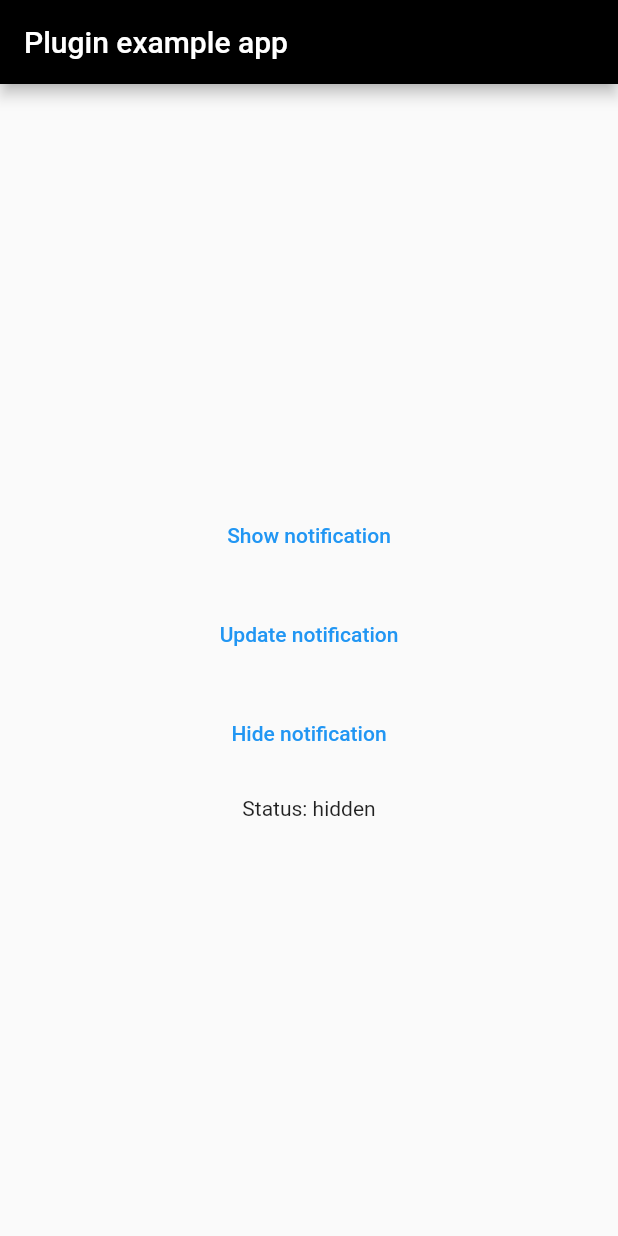
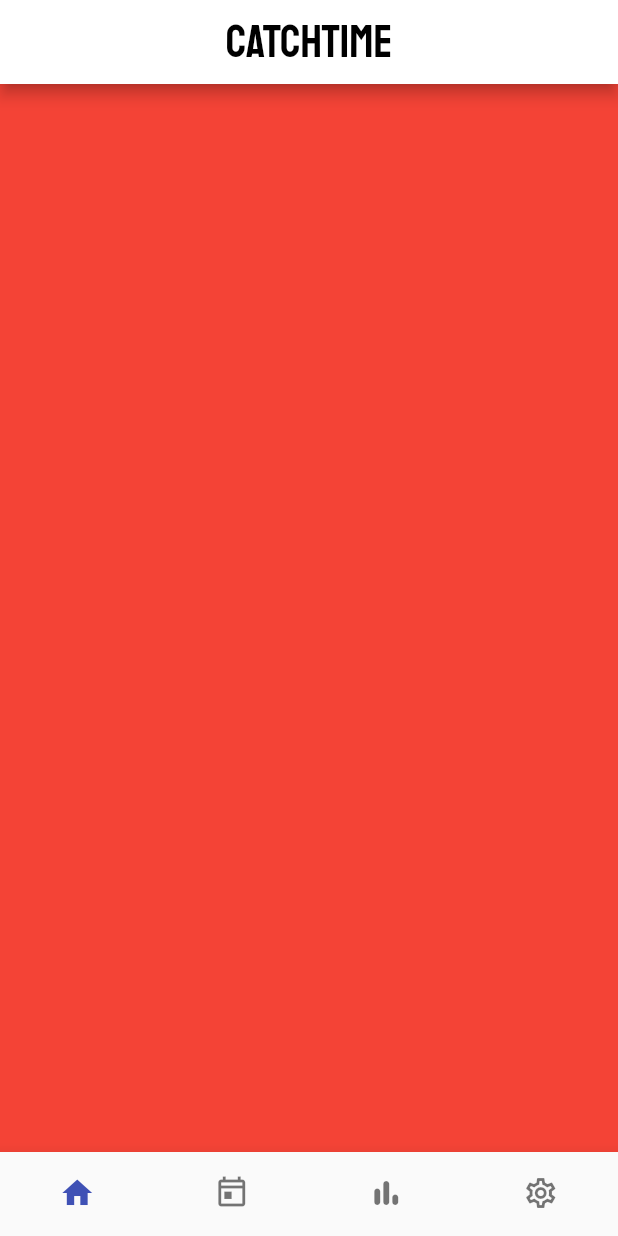
Before and after one commit to jgwng/time_tracker, a Flutter app: the HomePage screen opened directly, on a phone screen of 412 x 824 dp. Run offline on Flutter 3.47's test engine with Material 2 defaults, Android fonts, the phone set to English and light mode, and no system bars; our stand-ins replace lottie.

Commit message:
06/15 commit

```diff
--- a/lib/main.dart
+++ b/lib/main.dart
@@ -1,7 +1,6 @@
 import 'package:flutter/material.dart';
-import 'package:timetracker/ui/views/auth/landing_page.dart';
+import 'package:timetracker/ui/home/home_page.dart';
 import 'package:timetracker/ui/views/auth/login_page.dart';
-import 'package:timetracker/ui/views/auth/signup_page.dart';
 void main() => runApp(new MyApp());
 
 class MyApp extends StatelessWidget {
@@ -18,7 +17,7 @@ class MyApp extends StatelessWidget {
 
       ),
 
-      home: LoginPage(),
+      home: HomePage(),
     );
   }
 }
--- a/lib/ui/home/home_page.dart
+++ b/lib/ui/home/home_page.dart
@@ -1,72 +1,115 @@
 import 'package:flutter/material.dart';
 import 'package:flutter/widgets.dart';
-import 'package:timetracker/service/notification/flutter_media_notification.dart';
 
-class HomePage extends StatefulWidget {
+class HomePage extends StatefulWidget{
   @override
-  _HomePageState createState() => new _HomePageState();
+  _HomePageState createState() => _HomePageState();
 }
 
-class _HomePageState extends State<HomePage> {
-  String status = 'hidden';
 
-  @override
-  void initState() {
-    super.initState();
+class _HomePageState extends State<HomePage>{
+  int _currentIndex = 0;
 
-    MediaNotification.setListener('pause', () {
-      setState(() => status = 'pause');
-    });
+  List<GlobalKey<NavigatorState>> _navigatorKeys = [
+    GlobalKey<NavigatorState>(),
+    GlobalKey<NavigatorState>(),
+    GlobalKey<NavigatorState>(),
+    GlobalKey<NavigatorState>(),
+  ];
 
-    MediaNotification.setListener('play', () {
-      setState(() => status = 'play');
-    });
-
-    MediaNotification.setListener('next', () {});
-
-    MediaNotification.setListener('prev', () {});
-
-    MediaNotification.setListener('select', () {});
-  }
+  final List<BottomNavigationBarItem> _bNBItems = [
+    BottomNavigationBarItem(
+      label: "",
+      icon: Icon(Icons.home_outlined),
+      activeIcon: Icon(Icons.home),
+    ),
+    BottomNavigationBarItem(
+      label: "",
+      icon: Icon(Icons.today_outlined),
+      activeIcon: Icon(Icons.today_outlined),
+    ),
+    BottomNavigationBarItem(
+      label: "",
+      icon: Icon(Icons.bar_chart_rounded),
+      activeIcon: Icon(Icons.bar_chart_rounded),
+    ),
+    BottomNavigationBarItem(
+      label: "",
+      icon: Icon(Icons.settings_outlined),
+      activeIcon: Icon(Icons.settings),)
+  ];
 
   @override
   Widget build(BuildContext context) {
-    return Scaffold(
-        appBar: new AppBar(
-          title: const Text('Plugin example app'),
+    return WillPopScope(
+      onWillPop: () async {
+        final isFirstRouteInCurrentTab =
+        !await _navigatorKeys[_currentIndex].currentState!.maybePop();
+        return isFirstRouteInCurrentTab;
+      },
+      child: Scaffold(
+        appBar: AppBar(backgroundColor: Colors.white,
+          title: Text('CATCHTIME',style: TextStyle(fontFamily: 'Staatliches',fontSize: 30,color: Colors.black),),
+        centerTitle: true,
         ),
-        body: new Center(
-            child: Container(
-              height: 250.0,
-              child: Column(
-                mainAxisAlignment: MainAxisAlignment.spaceEvenly,
-                children: <Widget>[
-                  TextButton(
-                      child: Text('Show notification'),
-                      onPressed: () {
-                        MediaNotification.showNotification(
-                            title: 'aaaa', author: 'Author');
-                        setState(() => status = 'play');
-                      }),
-                  TextButton(
-                      child: Text('Update notification'),
-                      onPressed: () {
-                        MediaNotification.showNotification(
-                            title: 'New Title',
-                            author: 'New Song author',
-                            isPlaying: false);
-                        setState(() => status = 'pause');
-                      }),
-                  TextButton(
-                      child: Text('Hide notification'),
-                      onPressed: () {
-                        MediaNotification.hideNotification();
-                        setState(() => status = 'hidden');
-                      }),
-                  Text('Status: ' + status)
-                ],
-              ),
-            )),
-      );
+        backgroundColor: Colors.white,
+        body: Stack(
+          children: [
+            _buildOffstageNavigator(0),
+            _buildOffstageNavigator(1),
+            _buildOffstageNavigator(2),
+            _buildOffstageNavigator(3),
+
+          ],
+        ),
+        bottomNavigationBar: BottomNavigationBar(
+            showSelectedLabels: false,
+            showUnselectedLabels: false,
+
+            onTap: (newValue) {
+              setState(() {
+                if(_currentIndex == newValue){
+                  _navigatorKeys[_currentIndex].currentState!.popUntil((route) => route.isFirst);
+                }else{
+                  _currentIndex = newValue;
+                }
+              });
+            },
+            type: BottomNavigationBarType.fixed,
+            currentIndex: _currentIndex,
+            items: _bNBItems,
+          fixedColor: Colors.indigo,
+        ),
+
+      ),
+    );
+
   }
+
+  Map<String, WidgetBuilder> _routeBuilders(BuildContext context, int index) {
+    return {
+      '/': (context) {
+        return [
+          Container(color: Colors.red,),
+          Container(color: Colors.purple),
+          Container(color: Colors.blue,),
+          Container(color:Colors.green)
+        ].elementAt(index);
+      },
+    };
+  }
+  Widget _buildOffstageNavigator(int index) {
+    var routeBuilders = _routeBuilders(context, index);
+    return Offstage(
+        offstage: _currentIndex != index,
+        child: Navigator(
+          key: _navigatorKeys[index],
+          onGenerateRoute: (routeSettings) {
+            return MaterialPageRoute(
+              builder: (context) => routeBuilders[routeSettings.name]!(context),
+            );
+          },
+        ));
+  }
+
 }
--- /dev/null
+++ b/lib/ui/home/practice_page.dart
@@ -0,0 +1,72 @@
+import 'package:flutter/material.dart';
+import 'package:flutter/widgets.dart';
+import 'package:timetracker/service/notification/flutter_media_notification.dart';
+
+class HomePage extends StatefulWidget {
+  @override
+  _HomePageState createState() => new _HomePageState();
+}
+
+class _HomePageState extends State<HomePage> {
+  String status = 'hidden';
+
+  @override
+  void initState() {
+    super.initState();
+
+    MediaNotification.setListener('pause', () {
+      setState(() => status = 'pause');
+    });
+
+    MediaNotification.setListener('play', () {
+      setState(() => status = 'play');
+    });
+
+    MediaNotification.setListener('next', () {});
+
+    MediaNotification.setListener('prev', () {});
+
+    MediaNotification.setListener('select', () {});
+  }
+
+  @override
+  Widget build(BuildContext context) {
+    return Scaffold(
+        appBar: new AppBar(
+          title: const Text('Plugin example app'),
+        ),
+        body: new Center(
+            child: Container(
+              height: 250.0,
+              child: Column(
+                mainAxisAlignment: MainAxisAlignment.spaceEvenly,
+                children: <Widget>[
+                  TextButton(
+                      child: Text('Show notification'),
+                      onPressed: () {
+                        MediaNotification.showNotification(
+                            title: 'aaaa', author: 'Author');
+                        setState(() => status = 'play');
+                      }),
+                  TextButton(
+                      child: Text('Update notification'),
+                      onPressed: () {
+                        MediaNotification.showNotification(
+                            title: 'New Title',
+                            author: 'New Song author',
+                            isPlaying: false);
+                        setState(() => status = 'pause');
+                      }),
+                  TextButton(
+                      child: Text('Hide notification'),
+                      onPressed: () {
+                        MediaNotification.hideNotification();
+                        setState(() => status = 'hidden');
+                      }),
+                  Text('Status: ' + status)
+                ],
+              ),
+            )),
+      );
+  }
+}
--- a/lib/ui/views/splash/splash_page.dart
+++ b/lib/ui/views/splash/splash_page.dart
@@ -1,7 +1,7 @@
 import 'package:flutter/material.dart';
 import 'package:flutter/widgets.dart';
 import 'package:lottie/lottie.dart';
-import 'package:timetracker/ui/home/home_page.dart';
+import 'package:timetracker/ui/home/practice_page.dart';
 
 class SplashScreen extends StatefulWidget{
   @override
```
Also changed, not shown: lib/ui/views/aaa.dart (deleted).
